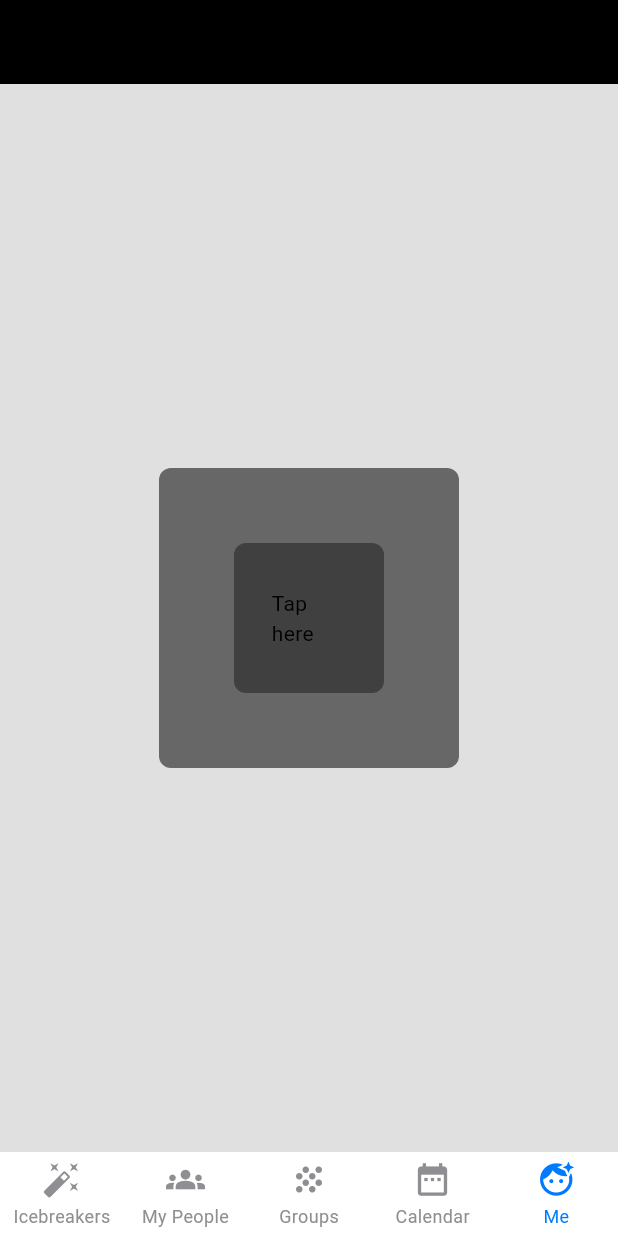
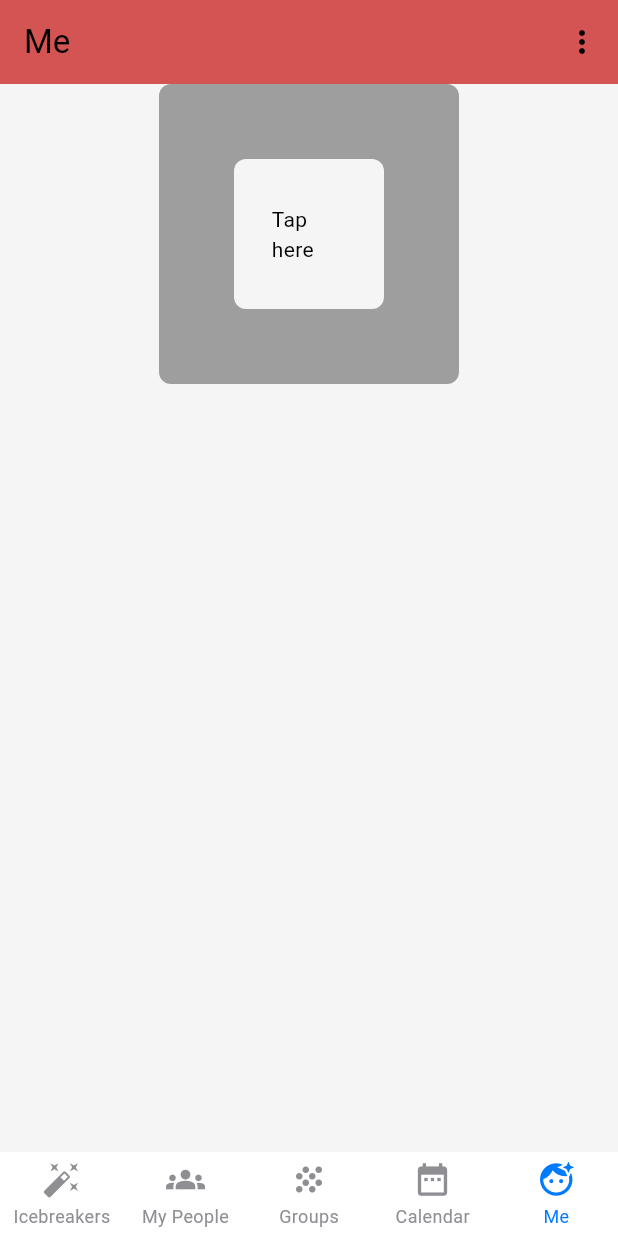
Before and after one commit to ValdemarPM/cooszy_pre, a Flutter app: the screen it shows after launch, item 5 of the bottom bar chosen, on a phone screen of 412 x 824 dp. Run offline on Flutter 3.47's test engine with Material 3 defaults, Android fonts, the phone set to English and light mode, and no system bars; drawn by our look-alikes of persistent_bottom_nav_bar_v2.

Commit message:
Update modes and Popup Menu Buttons
Dark and Light mode switch in Me page. Popup Menu Buttons (Three dots) in My People's page

```diff
--- a/lib/screens/pages/me.dart
+++ b/lib/screens/pages/me.dart
@@ -2,6 +2,7 @@ import 'package:cooszy_pre/screens/bases/base_widget.dart';
 import 'package:cooszy_pre/screens/components/box.dart';
 import 'package:cooszy_pre/screens/components/square_button.dart';
 import 'package:cooszy_pre/themes/theme_provider.dart';
+import 'package:flutter/cupertino.dart';
 import 'package:flutter/material.dart';
 import 'package:provider/provider.dart';
 
@@ -13,17 +14,59 @@ class Me extends StatefulWidget {
 }
 
 class _MeState extends State<Me> {
+  void _openSettingsBottomSheet(BuildContext context) {
+    bool isDarkMode = Provider.of<ThemeProvider>(context, listen: false)
+        .isDarkMode; // Capture the state before showModalBottomSheet
+
+    showModalBottomSheet(
+      context: context,
+      builder: (BuildContext context) {
+        return SizedBox(
+          height: 600,
+          child: Center(
+            child: CupertinoSwitch(
+              value: isDarkMode, // Use the captured value
+              onChanged: (value) {
+                // Since we're inside the builder, make sure to access provider correctly
+                Provider.of<ThemeProvider>(context, listen: false)
+                    .toggleTheme();
+                Navigator.of(context)
+                    .pop(); // Optionally close the bottom sheet after changing the theme
+              },
+            ),
+          ),
+        );
+      },
+    );
+  }
+
   @override
   Widget build(BuildContext context) {
     return BaseWidget(
       // Wrap your screen content with BaseWidget
       child: Scaffold(
-        backgroundColor:
-            Colors.transparent, // Ensure Scaffold background is transparent
         appBar: AppBar(
-          title: const Text("Me..."),
+          title: const Text("Me"),
+          backgroundColor: Theme.of(context).colorScheme.background,
+          actions: [
+            PopupMenuButton<int>(
+              onSelected: (value) {
+                if (value == 1) {
+                  _openSettingsBottomSheet(context);
+                }
+              },
+              itemBuilder: (context) => [
+                const PopupMenuItem(
+                  value: 1,
+                  child: Text("Settings"),
+                )
+              ],
             ),
-        body: Center(
+          ],
+        ),
+        body: Column(
+          children: [
+            Center(
               child: Box(
                 color: Theme.of(context).colorScheme.primary,
                 child: SquareButton(
@@ -35,6 +78,9 @@ class _MeState extends State<Me> {
                 ),
               ),
             ),
+          ],
+        ),
+        backgroundColor: Theme.of(context).colorScheme.secondary,
       ),
     );
   }
--- /dev/null
+++ b/lib/themes/dark_mode.dart
@@ -0,0 +1,11 @@
+import 'package:flutter/material.dart';
+
+ThemeData darkMode = ThemeData(
+  colorScheme: ColorScheme.dark(
+    background: const Color.fromARGB(255, 20, 20, 20),
+    primary: const Color.fromARGB(255, 122, 122, 122),
+    secondary: const Color.fromARGB(255, 30, 30, 30),
+    tertiary: const Color.fromARGB(255, 47, 47, 47),
+    inversePrimary: Colors.grey.shade300,
+  ),
+);
--- /dev/null
+++ b/lib/themes/light_mode.dart
@@ -0,0 +1,11 @@
+import 'package:flutter/material.dart';
+
+ThemeData lightMode = ThemeData(
+  colorScheme: ColorScheme.light(
+    background: const Color.fromARGB(255, 212, 83, 83),
+    primary: Colors.grey.shade500,
+    secondary: Colors.grey.shade100,
+    tertiary: Colors.white,
+    inversePrimary: Colors.grey.shade700,
+  ),
+);
--- a/lib/themes/theme.dart
+++ /dev/null
@@ -1,18 +0,0 @@
-import 'package:cooszy_pre/themes/app_colors.dart';
-import 'package:flutter/material.dart';
-
-ThemeData lightMode = ThemeData(
-    brightness: Brightness.light,
-    colorScheme: const ColorScheme.light(
-      surface: AppColors.backgroundLightColor,
-      primary: AppColors.primaryLightColor,
-      secondary: AppColors.psecondaryLightColor,
-    ));
-
-ThemeData darkMode = ThemeData(
-    brightness: Brightness.dark,
-    colorScheme: const ColorScheme.dark(
-      surface: AppColors.backgroundDarkColor,
-      primary: AppColors.primaryDarkColor,
-      secondary: AppColors.psecondaryDarkColor,
-    ));
--- a/lib/themes/theme_provider.dart
+++ b/lib/themes/theme_provider.dart
@@ -1,9 +1,13 @@
-import 'package:cooszy_pre/themes/theme.dart';
+import 'package:cooszy_pre/themes/dark_mode.dart';
+import 'package:cooszy_pre/themes/light_mode.dart';
 import 'package:flutter/material.dart';
 
 class ThemeProvider with ChangeNotifier {
   ThemeData _themeData = lightMode;
+
   ThemeData get themeData => _themeData;
+
+  bool get isDarkMode => _themeData == darkMode;
 
   set themeData(ThemeData themeData) {
     _themeData = themeData;
```
Also changed, not shown: lib/screens/pages/my_people.dart (+15 -1 lines), lib/themes/app_colors.dart (deleted, +0 -11 lines), 1 other file. Lines whose indentation alone changed are shown as unchanged.
